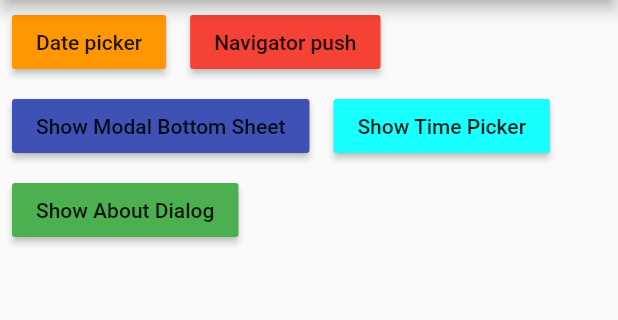
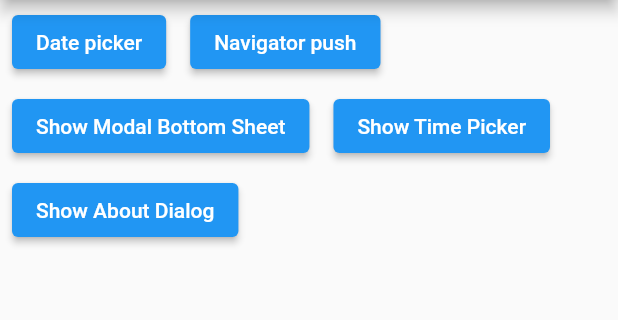
Before and after one commit to dartsidedev/xcontext, a Flutter app: the screen it shows after launch, on a phone screen of 412 x 824 dp, the part 84-404 px from its top. Run offline on Flutter 3.47's test engine with Material 2 defaults, Android fonts, the phone set to English and light mode, and no system bars.

Commit message:
Fix analyzer warnings

```diff
--- a/example/lib/main.dart
+++ b/example/lib/main.dart
@@ -1,5 +1,4 @@
 import 'package:flutter/material.dart';
-
 import 'package:xcontext/xcontext.dart';
 
 void main() {
@@ -29,8 +28,7 @@ class Example extends StatelessWidget {
     return Wrap(
       children: [
         for (final button in [
-          RaisedButton(
-            color: Colors.orange,
+          ElevatedButton(
             onPressed: () {
               context.showDatePicker(
                 initialDate: DateTime.now(),
@@ -40,16 +38,14 @@ class Example extends StatelessWidget {
             },
             child: Text('Date picker'),
           ),
-          RaisedButton(
-            color: Colors.red,
+          ElevatedButton(
             onPressed: () {
               context.navigator
                   .push(MaterialPageRoute(builder: (_) => ExampleRoute()));
             },
             child: Text('Navigator push'),
           ),
-          RaisedButton(
-            color: Colors.indigo,
+          ElevatedButton(
             onPressed: () {
               context.showModalBottomSheet(
                 builder: (_) => BottomSheet(
@@ -63,16 +59,14 @@ class Example extends StatelessWidget {
             },
             child: Text('Show Modal Bottom Sheet'),
           ),
-          RaisedButton(
-            color: Colors.cyanAccent,
+          ElevatedButton(
             onPressed: () {
               final time = context.showTimePicker(initialTime: TimeOfDay.now());
               print('selected time is $time');
             },
             child: Text('Show Time Picker'),
           ),
-          RaisedButton(
-            color: Colors.green,
+          ElevatedButton(
             onPressed: () {
               context.showAboutDialog(
                 applicationName: 'xcontext example app',
@@ -111,7 +105,7 @@ class ExampleRoute extends StatelessWidget {
 class Popper extends StatelessWidget {
   @override
   Widget build(BuildContext context) {
-    return RaisedButton(
+    return ElevatedButton(
       onPressed: () {
         context.navigator.pop();
       },
--- a/lib/src/widgets/tiny_widgets.dart
+++ b/lib/src/widgets/tiny_widgets.dart
@@ -1,4 +1,3 @@
-import 'package:flutter/services.dart';
 import 'package:flutter/widgets.dart' as widgets;
 
 /// `Form.of(context)` as `context.form`
```
Also changed, not shown: 1 other file.
